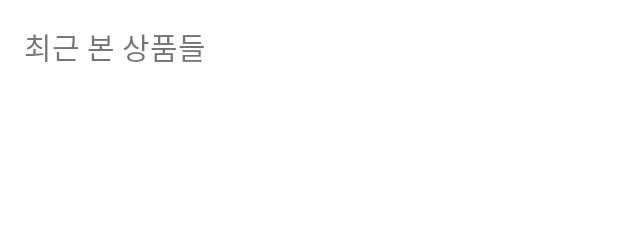
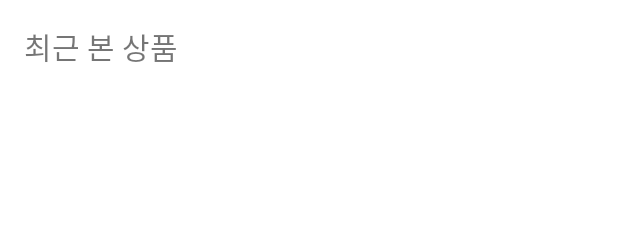
Before and after one commit to jinaeun/LINC3.0, an Android app: the layout mypage_recent_seen_product.xml on its own in the app's theme, with its tools: preview values and no code run, on a phone screen of 412 x 824 dp. Shown: the top 225 px of the screen. Run offline under Robolectric (Android 15) with nearby library versions, the phone set to English and light mode, and no system bars.

Commit message:
2024.12.26 (목) commit

```diff
--- a/app/src/main/AndroidManifest.xml
+++ b/app/src/main/AndroidManifest.xml
@@ -13,7 +13,7 @@
         android:theme="@style/Theme.LINC_SADAJU"
         tools:targetApi="34">
         <activity
-            android:name=".my_page.MyPage_MainActivity"
+            android:name=".my_page.MainActivity"
             android:exported="true"
             android:label="@string/app_name"
             android:textColor="@color/black">
--- a/app/src/main/java/com/cookandroid/linc_sadaju/my_page/MyPage_MainActivity.java
+++ b/app/src/main/java/com/cookandroid/linc_sadaju/my_page/MainActivity.java
@@ -13,7 +13,7 @@ import com.cookandroid.linc_sadaju.databinding.MypageActivityMainBinding;
 
 import com.cookandroid.linc_sadaju.R;
 
-public class MyPage_MainActivity extends AppCompatActivity {
+public class MainActivity extends AppCompatActivity {
 
     private MypageActivityMainBinding binding;
 
--- a/app/src/main/java/com/cookandroid/linc_sadaju/my_page/MyPage.java
+++ b/app/src/main/java/com/cookandroid/linc_sadaju/my_page/MyPage.java
@@ -28,7 +28,7 @@ public class MyPage extends AppCompatActivity {
         logout = findViewById(R.id.logout);         // 로그아웃 버튼
         deleteUser = findViewById(R.id.deleteUser); // 회원탈퇴
 
-        // 설정 편집
+        // 프로필 편집
         editor.setOnClickListener(v -> {
             Intent intent = new Intent(MyPage.this, MyPage_Editor.class);
             startActivity(intent);
--- a/app/src/main/java/com/cookandroid/linc_sadaju/my_page/MyPage_Trade.java
+++ b/app/src/main/java/com/cookandroid/linc_sadaju/my_page/MyPage_Trade.java
@@ -3,6 +3,7 @@ package com.cookandroid.linc_sadaju.my_page;
 
 import android.os.Bundle;
 import android.os.Handler;
+import android.os.Looper;
 import android.view.LayoutInflater;
 import android.view.View;
 import android.view.ViewGroup;
@@ -102,12 +103,12 @@ public class MyPage_Trade extends AppCompatActivity {
     // 추가 데이터를 불러오는 메서드
     private void loadMoreTransactions(int page) {
         // 로딩 시 지연 효과를 주기 위해 Handler 사용
-        new Handler().postDelayed(() -> {
+        new Handler(Looper.getMainLooper()).postDelayed(() -> {
             int startSize = transactionList.size();
             loadTransactions(page);
             transactionAdapter.notifyItemRangeInserted(startSize, PAGE_SIZE);
             isLoading = false;
-        }, 1500); // 1.5초 지연
+        }, 2000);
     }
 
     // RecyclerView 어댑터 클래스
--- a/app/src/main/res/layout/mypage_onebyone_inquiry.xml
+++ b/app/src/main/res/layout/mypage_onebyone_inquiry.xml
@@ -53,7 +53,8 @@
                 <ImageButton
                     android:id="@+id/imageButton"
                     android:layout_width="wrap_content"
-                    android:layout_height="wrap_content"
+                    android:layout_height="48dp"
+                    android:contentDescription="@string/ImageTitle"
                     app:srcCompat="@drawable/ic_photos_black_24dp"
                     app:layout_constraintStart_toStartOf="parent"
                     app:layout_constraintTop_toTopOf="parent" />
@@ -89,6 +90,7 @@
                 android:layout_height="wrap_content"
                 android:layout_gravity="end|bottom"
                 android:layout_margin="10dp"
+                android:contentDescription="@string/question_button"
                 android:clickable="true"
                 app:srcCompat="@android:drawable/ic_input_add" />
 
--- a/app/src/main/res/layout/mypage_recent_seen_product.xml
+++ b/app/src/main/res/layout/mypage_recent_seen_product.xml
@@ -9,7 +9,7 @@
         android:id="@+id/tv_recently_viewed_title"
         android:layout_width="wrap_content"
         android:layout_height="wrap_content"
-        android:text="최근 본 상품들"
+        android:text="@string/recentSeenProduct_title"
         android:textSize="20sp"
         android:paddingBottom="8dp" />
 
--- a/app/src/main/res/values/strings.xml
+++ b/app/src/main/res/values/strings.xml
@@ -13,7 +13,7 @@
     <string name="email_text">homethru@konyang.ac.kr </string>
     <string name="edit_profile">프로필 편집</string>
     <string name="recentSeenProduct">더보기</string>
-    <string name="recentSeenProduct_title">최근 본 상품들</string>
+    <string name="recentSeenProduct_title">최근 본 상품</string>
     <string name="scroll">스크롤뷰</string>
     <string name="writing_button">작성한 글  〉</string>
     <string name="exchangeList_button">거래 목록  〉</string>
```
